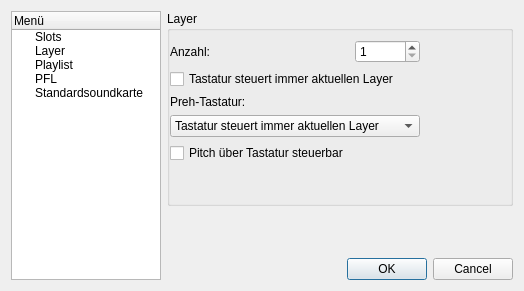
This is view/configurationdialog.ui in m2otech/emm as Qt 5 draws it before an edit. The edited form follows.
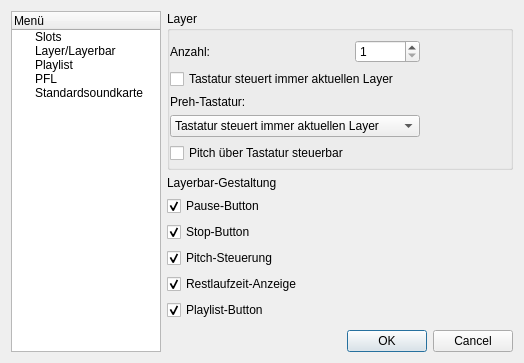
This is the edited form. The open tabs and pages were chosen to show the change. Custom widgets are drawn as their Qt base class.

Commit message: Added possibiity to show/hide elements to layer bar

Diff of the .ui file:
```diff
--- a/view/configurationdialog.ui
+++ b/view/configurationdialog.ui
@@ -7,57 +7,18 @@
     <x>0</x>
     <y>0</y>
     <width>524</width>
-    <height>291</height>
+    <height>363</height>
    </rect>
   </property>
   <property name="windowTitle">
    <string>Einstellungen</string>
   </property>
   <layout class="QGridLayout" name="gridLayout_3">
-   <item row="0" column="0" rowspan="2">
-    <widget class="QTreeWidget" name="menuTree">
-     <property name="minimumSize">
-      <size>
-       <width>150</width>
-       <height>0</height>
-      </size>
+   <item row="1" column="1">
+    <widget class="QDialogButtonBox" name="buttonBox">
+     <property name="standardButtons">
+      <set>QDialogButtonBox::Cancel|QDialogButtonBox::Ok</set>
      </property>
-     <property name="maximumSize">
-      <size>
-       <width>150</width>
-       <height>16777215</height>
-      </size>
-     </property>
-     <column>
-      <property name="text">
-       <string>Menü</string>
-      </property>
-     </column>
-     <item>
-      <property name="text">
-       <string>Slots</string>
-      </property>
-     </item>
-     <item>
-      <property name="text">
-       <string>Layer</string>
-      </property>
-     </item>
-     <item>
-      <property name="text">
-       <string>Playlist</string>
-      </property>
-     </item>
-     <item>
-      <property name="text">
-       <string>PFL</string>
-      </property>
-     </item>
-     <item>
-      <property name="text">
-       <string>Standardsoundkarte</string>
-      </property>
-     </item>
     </widget>
    </item>
    <item row="0" column="1">
@@ -423,6 +384,63 @@
          </layout>
         </widget>
        </item>
+       <item>
+        <widget class="QLabel" name="label_13">
+         <property name="text">
+          <string>Layerbar-Gestaltung</string>
+         </property>
+        </widget>
+       </item>
+       <item>
+        <widget class="QCheckBox" name="showPauseButtonCheckBox">
+         <property name="text">
+          <string>Pause-Button</string>
+         </property>
+         <property name="checked">
+          <bool>true</bool>
+         </property>
+        </widget>
+       </item>
+       <item>
+        <widget class="QCheckBox" name="showStopButtonCheckBox">
+         <property name="text">
+          <string>Stop-Button</string>
+         </property>
+         <property name="checked">
+          <bool>true</bool>
+         </property>
+        </widget>
+       </item>
+       <item>
+        <widget class="QCheckBox" name="showPitchControlCheckBox">
+         <property name="text">
+          <string>Pitch-Steuerung</string>
+         </property>
+         <property name="checked">
+          <bool>true</bool>
+         </property>
+        </widget>
+       </item>
+       <item>
+        <widget class="QCheckBox" name="showRLACheckBox">
+         <property name="text">
+          <string>Restlaufzeit-Anzeige</string>
+         </property>
+         <property name="checked">
+          <bool>true</bool>
+         </property>
+        </widget>
+       </item>
+       <item>
+        <widget class="QCheckBox" name="showPlaylistButtonCheckBox">
+         <property name="text">
+          <string>Playlist-Button</string>
+         </property>
+         <property name="checked">
+          <bool>true</bool>
+         </property>
+        </widget>
+       </item>
        <item>
         <spacer name="verticalSpacer_4">
          <property name="orientation">
@@ -636,11 +654,50 @@
      </widget>
     </widget>
    </item>
-   <item row="1" column="1">
-    <widget class="QDialogButtonBox" name="buttonBox">
-     <property name="standardButtons">
-      <set>QDialogButtonBox::Cancel|QDialogButtonBox::Ok</set>
+   <item row="0" column="0" rowspan="2">
+    <widget class="QTreeWidget" name="menuTree">
+     <property name="minimumSize">
+      <size>
+       <width>150</width>
+       <height>0</height>
+      </size>
      </property>
+     <property name="maximumSize">
+      <size>
+       <width>150</width>
+       <height>16777215</height>
+      </size>
+     </property>
+     <column>
+      <property name="text">
+       <string>Menü</string>
+      </property>
+     </column>
+     <item>
+      <property name="text">
+       <string>Slots</string>
+      </property>
+     </item>
+     <item>
+      <property name="text">
+       <string>Layer/Layerbar</string>
+      </property>
+     </item>
+     <item>
+      <property name="text">
+       <string>Playlist</string>
+      </property>
+     </item>
+     <item>
+      <property name="text">
+       <string>PFL</string>
+      </property>
+     </item>
+     <item>
+      <property name="text">
+       <string>Standardsoundkarte</string>
+      </property>
+     </item>
     </widget>
    </item>
   </layout>
```
The commit also changes 9 other files.
